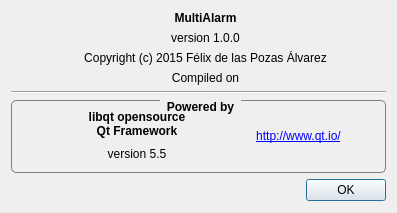
Qt form AboutDialog.ui (FelixdelasPozas/MultiAlarm) before a commit.
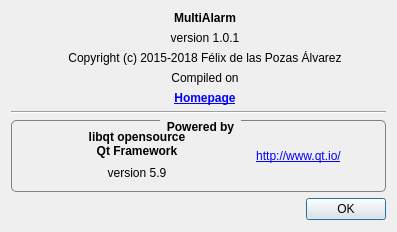
The same form after that commit. Icons and pictures are not drawn.

Commit message:
Fix: computation time in clock timers was wrong in some situations.
- Fix: clock timers computation.
- Updated to Qt 5.9
- Added homepage link in about dialog.

Diff of the .ui file:
```diff
--- a/AboutDialog.ui
+++ b/AboutDialog.ui
@@ -7,19 +7,19 @@
     <x>0</x>
     <y>0</y>
     <width>397</width>
-    <height>213</height>
+    <height>232</height>
    </rect>
   </property>
   <property name="minimumSize">
    <size>
     <width>397</width>
-    <height>213</height>
+    <height>232</height>
    </size>
   </property>
   <property name="maximumSize">
    <size>
     <width>397</width>
-    <height>213</height>
+    <height>232</height>
    </size>
   </property>
   <property name="windowTitle">
@@ -90,7 +90,7 @@
          <item>
           <widget class="QLabel" name="m_version">
            <property name="text">
-            <string>version 1.0.0</string>
+            <string>version 1.0.1</string>
            </property>
            <property name="alignment">
             <set>Qt::AlignCenter</set>
@@ -100,7 +100,7 @@
          <item>
           <widget class="QLabel" name="label_4">
            <property name="text">
-            <string>Copyright (c) 2015 Félix de las Pozas Álvarez</string>
+            <string>Copyright (c) 2015-2018 Félix de las Pozas Álvarez</string>
            </property>
            <property name="alignment">
             <set>Qt::AlignCenter</set>
@@ -117,6 +117,29 @@
            </property>
           </widget>
          </item>
+         <item>
+          <widget class="QLabel" name="label_5">
+           <property name="font">
+            <font>
+             <weight>75</weight>
+             <bold>true</bold>
+             <underline>false</underline>
+            </font>
+           </property>
+           <property name="toolTip">
+            <string>Official homepage</string>
+           </property>
+           <property name="text">
+            <string>&lt;a href=&quot;https://github.com/FelixdelasPozas/MultiAlarm&quot;&gt;Homepage&lt;/a&gt;</string>
+           </property>
+           <property name="alignment">
+            <set>Qt::AlignCenter</set>
+           </property>
+           <property name="openExternalLinks">
+            <bool>true</bool>
+           </property>
+          </widget>
+         </item>
         </layout>
        </item>
        <item>
@@ -218,7 +241,7 @@
             <item>
              <widget class="QLabel" name="label_27">
               <property name="text">
-               <string>version 5.5</string>
+               <string>version 5.9</string>
               </property>
               <property name="alignment">
                <set>Qt::AlignCenter</set>
```
The commit also changes 2 other files.
